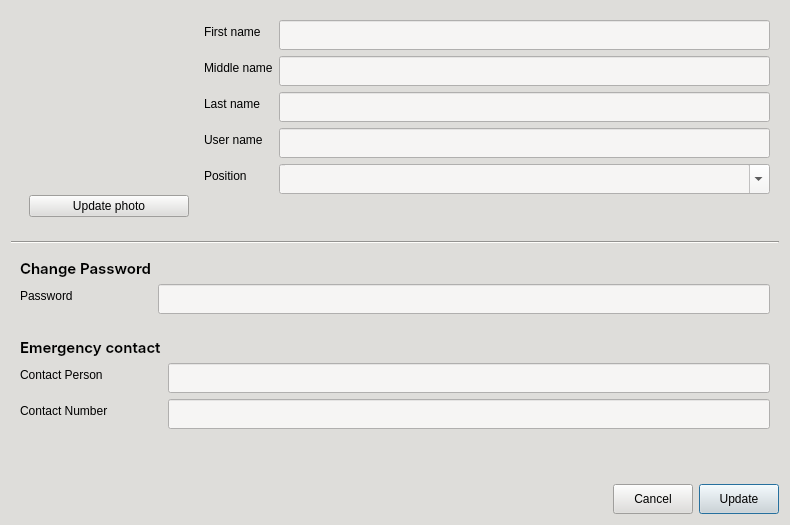
The window that CAI_PyQt/CAI_Admin/UI/FormEditUser.ui (CPG19040/CPG19040) describes before a commit, drawn with Qt 5.
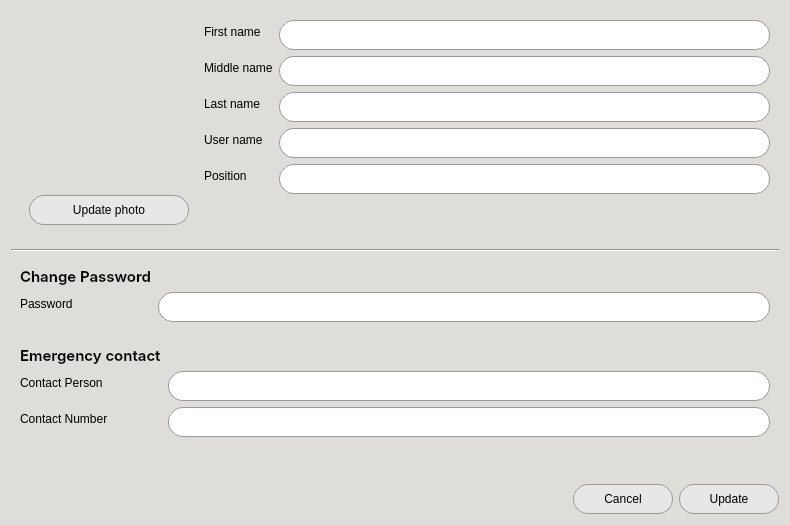
The same window after the commit. Icons and pictures are not drawn.

```diff
--- a/CAI_PyQt/CAI_Admin/UI/FormEditUser.ui
+++ b/CAI_PyQt/CAI_Admin/UI/FormEditUser.ui
@@ -26,13 +26,90 @@
    <string>User Information</string>
   </property>
   <property name="styleSheet">
-   <string notr="true">background-color: rgb(222, 221, 218); color: rgb(0, 0, 0);</string>
+   <string notr="true">* {
+	background-color: rgb(222, 221, 218); 
+	color: black;
+}
+
+QPushButton {
+	font: 10pt &quot;Inter&quot;;
+	background-color: #e7e7e7;
+	color: black;
+	border-radius: 15px;
+	border: 1px solid rgb(154, 153, 150);
+}
+
+QPushButton:hover {
+	background-color: white;
+}
+
+QLineEdit {
+	background-color: rgb(255, 255, 255); 
+	border-radius: 15px;
+	border: 1px solid #999;
+	padding: 0px 15px;
+}
+
+QComboBox {
+    border: 1px solid #999;
+    border-radius: 15px; /* Fully rounded pills */
+    padding: 0px 15px 0px;
+    background-color: #ffffff;
+    color: #333333;
+    font: 10pt &quot;Inter Medium&quot;; /* Consolidated font settings */
+    selection-background-color: #7eb4d7;
+}
+
+QComboBox:focus, QLineEdit:focus {
+    border: 1px solid #007BFF;
+}
+
+QComboBox:hover, QLineEdit:hover {
+    border: 1px solid #3498db;
+}
+
+QComboBox::drop-down {
+    subcontrol-origin: padding;
+    subcontrol-position: top right;
+    width: 30px;
+    border-left-width: 0px;
+    /* Match the 15px border-radius of the main control */
+    border-top-right-radius: 15px;
+    border-bottom-right-radius: 15px;
+}
+
+QComboBox::down-arrow {
+    image: url(:/Images/Images/caret-down.png);
+    border: none;
+    width: 8px;
+    height: 8px;
+}
+
+QComboBox QAbstractItemView {
+    background-color: white !important;
+    border: 1px solid #999;
+    selection-background-color: #7eb4d7;
+    selection-color: #ffffff;
+    outline: 0; /* Removes the ugly dotted focus border */
+}
+
+QComboBox QAbstractItemView::item {
+    padding: 0px 15px;
+    border-radius: 4px;
+    color: #333333;
+}
+
+/* Hover state for items inside the dropdown */
+QComboBox QAbstractItemView::item:hover {
+    background-color: #7eb4d7;
+    color: #ffffff;
+}</string>
   </property>
   <layout class="QVBoxLayout" name="verticalLayout">
    <item>
     <widget class="QWidget" name="widget" native="true">
      <property name="styleSheet">
-      <string notr="true">QComboBox, QLineEdit { padding: 0px 5px 0px; }</string>
+      <string notr="true"/>
      </property>
      <layout class="QHBoxLayout" name="horizontalLayout">
       <item>
@@ -68,6 +145,21 @@
          </item>
          <item row="1" column="0">
           <widget class="QPushButton" name="btnUploadPhoto">
+           <property name="minimumSize">
+            <size>
+             <width>0</width>
+             <height>30</height>
+            </size>
+           </property>
+           <property name="maximumSize">
+            <size>
+             <width>16777215</width>
+             <height>30</height>
+            </size>
+           </property>
+           <property name="cursor">
+            <cursorShape>PointingHandCursor</cursorShape>
+           </property>
            <property name="text">
             <string>Update photo</string>
            </property>
@@ -107,7 +199,7 @@
             </size>
            </property>
            <property name="styleSheet">
-            <string notr="true">background-color: rgb(246, 245, 244);</string>
+            <string notr="true"/>
            </property>
           </widget>
          </item>
@@ -127,7 +219,7 @@
             </size>
            </property>
            <property name="styleSheet">
-            <string notr="true">background-color: rgb(246, 245, 244);</string>
+            <string notr="true"/>
            </property>
           </widget>
          </item>
@@ -147,7 +239,7 @@
             </size>
            </property>
            <property name="styleSheet">
-            <string notr="true">background-color: rgb(246, 245, 244);</string>
+            <string notr="true"/>
            </property>
           </widget>
          </item>
@@ -167,7 +259,7 @@
             </size>
            </property>
            <property name="styleSheet">
-            <string notr="true">background-color: rgb(246, 245, 244);</string>
+            <string notr="true"/>
            </property>
           </widget>
          </item>
@@ -180,7 +272,7 @@
             </size>
            </property>
            <property name="styleSheet">
-            <string notr="true">background-color: rgb(246, 245, 244);</string>
+            <string notr="true"/>
            </property>
            <property name="editable">
             <bool>true</bool>
@@ -213,7 +305,7 @@
       <bool>true</bool>
      </property>
      <property name="styleSheet">
-      <string notr="true">QLineEdit { padding: 0px 5px 0px; }</string>
+      <string notr="true"/>
      </property>
      <layout class="QFormLayout" name="formLayout_6">
       <item row="0" column="0">
@@ -247,7 +339,10 @@
          </size>
         </property>
         <property name="styleSheet">
-         <string notr="true">background-color: rgb(246, 245, 244);</string>
+         <string notr="true"/>
+        </property>
+        <property name="echoMode">
+         <enum>QLineEdit::PasswordEchoOnEdit</enum>
         </property>
        </widget>
       </item>
@@ -260,8 +355,7 @@
       <bool>true</bool>
      </property>
      <property name="styleSheet">
-      <string notr="true">QWidget:disabled { color: rgba(0, 0, 0, 50); /* Very faded text */ background-color: rgba(200, 200, 200, 0); /* Faded background */}
-QLineEdit { padding: 0px 5px 0px; }</string>
+      <string notr="true"/>
      </property>
      <layout class="QFormLayout" name="formLayout_5">
       <item row="0" column="0">
@@ -288,7 +382,7 @@
          </size>
         </property>
         <property name="styleSheet">
-         <string notr="true">background-color: rgb(246, 245, 244);</string>
+         <string notr="true"/>
         </property>
        </widget>
       </item>
@@ -308,7 +402,7 @@
          </size>
         </property>
         <property name="styleSheet">
-         <string notr="true">background-color: rgb(246, 245, 244);</string>
+         <string notr="true"/>
         </property>
        </widget>
       </item>
@@ -354,10 +448,19 @@
       <widget class="QPushButton" name="btnCancel">
        <property name="minimumSize">
         <size>
-         <width>0</width>
+         <width>100</width>
          <height>30</height>
         </size>
        </property>
+       <property name="maximumSize">
+        <size>
+         <width>100</width>
+         <height>30</height>
+        </size>
+       </property>
+       <property name="cursor">
+        <cursorShape>PointingHandCursor</cursorShape>
+       </property>
        <property name="text">
         <string>Cancel</string>
        </property>
@@ -367,10 +470,19 @@
       <widget class="QPushButton" name="btnUpdate">
        <property name="minimumSize">
         <size>
-         <width>0</width>
+         <width>100</width>
          <height>30</height>
         </size>
        </property>
+       <property name="maximumSize">
+        <size>
+         <width>100</width>
+         <height>30</height>
+        </size>
+       </property>
+       <property name="cursor">
+        <cursorShape>PointingHandCursor</cursorShape>
+       </property>
        <property name="text">
         <string>Update</string>
        </property>
```
